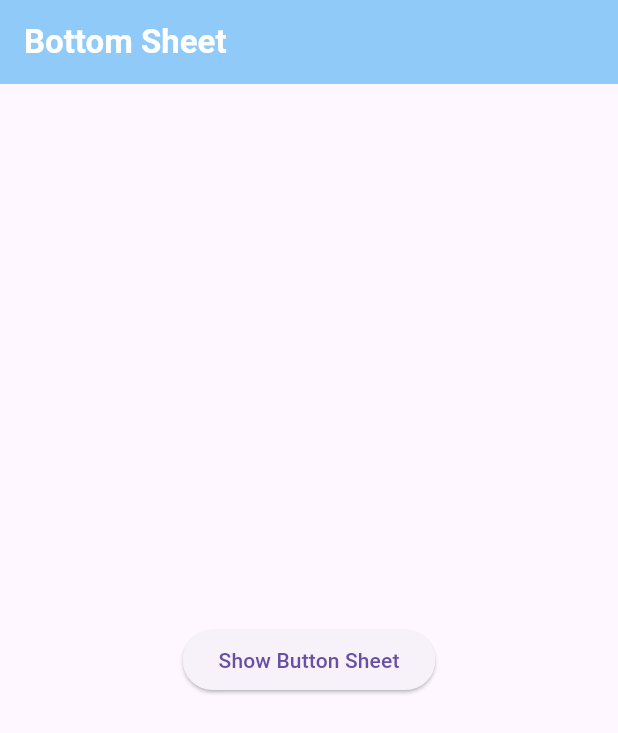
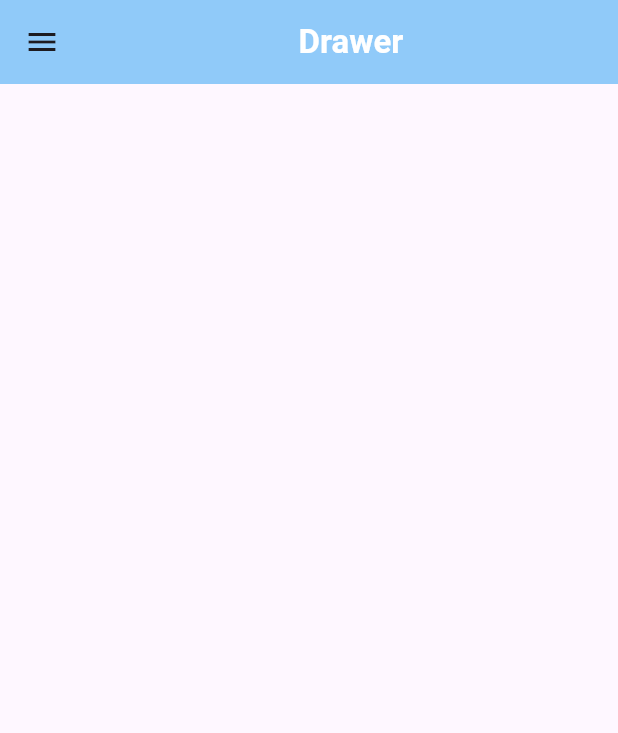
Before and after one commit to pendragonnn/learn-stateful-stateless-widget-flutter, a Flutter app: the screen it shows after launch, on a phone screen of 412 x 824 dp. Shown: the top 733 px of the screen. Run offline on Flutter 3.47's test engine with Material 3 defaults, Android fonts, the phone set to English and light mode, and no system bars.

Commit message:
add topic 9 - Drawer

```diff
--- a/lib/main.dart
+++ b/lib/main.dart
@@ -1,85 +1,176 @@
 import 'package:flutter/material.dart';
 
 void main() {
-  runApp(MyApp7());
+  runApp(MyApp8());
 }
 
-class MyApp7 extends StatelessWidget {
-  const MyApp7({super.key});
+class MyApp8 extends StatelessWidget {
+  const MyApp8({super.key});
 
   @override
   Widget build(BuildContext context) {
     return MaterialApp(
       debugShowCheckedModeBanner: false,
-      home: HomePage6(),
+      home: HomePage7(),
     );
   }
 }
 
-class HomePage6 extends StatelessWidget {
-  const HomePage6({super.key});
+class HomePage7 extends StatelessWidget {
+  const HomePage7({super.key});
 
   @override
   Widget build(BuildContext context) {
     return Scaffold(
       appBar: AppBar(
         backgroundColor: Colors.blue[200],
-        title: Text(
-          "Bottom Sheet",
+        title: Center(
+          child: Text(
+            "Drawer",
             style: TextStyle(color: Colors.white, fontWeight: FontWeight.bold),
           ),
         ),
-      body: Center(
-        child: Padding(
+      ),
+      // membuat drawer
+      drawer: Drawer(
+        child: Column(
+          crossAxisAlignment: CrossAxisAlignment.start,
+          children: [
+            Container(
+              // memindahkan teks ke pojok kiri bawah
+              alignment: Alignment.bottomLeft,
               padding: EdgeInsets.all(20),
-          child: ElevatedButton(
-              onPressed: () {
-                // membuat bottom sheet modal
-                showModalBottomSheet(
-                  barrierColor: Colors.grey[200],
-                  shape: RoundedRectangleBorder(
-                      borderRadius: BorderRadius.circular(15)),
-                  context: context,
-                  // membuat modal tidak tertutup ketika user menyentuh layar di luar modal
-                  isDismissible: false,
-                  builder: (context) => Container(
-                    height: 300,
+              // memberikan lebar widget agar tak terbatas
+              width: double.infinity,
+              height: 150,
+              color: Colors.blue[200],
+              child: Text(
+                "Dasboard Menu",
+                style: TextStyle(
+                  color: Colors.white,
+                  fontSize: 25,
+                  fontWeight: FontWeight.bold,
+                ),
+              ),
+            ),
+            // listView membutuhkan ukuran oleh sebab itu dibungkus dengan widget Expanded
+            // widget expanded mengisi sisa ukuran yang sudah diisi oleh container sebelumnya
+            Expanded(
               child: ListView(
+                // menghilangkan padding bawaan listView
+                padding: EdgeInsets.zero,
                 children: [
                   ListTile(
-                          onTap: () => print("Klik Photo"),
-                          leading: Icon(Icons.photo),
-                          title: Text("Photo"),
+                    leading: Icon(Icons.home),
+                    title: Text("Home"),
+                    // memberi icon di ujung pilihan menu
+                    // trailing: Icon(Icons.arrow_forward_ios),
+                    onTap: () {},
                   ),
                   ListTile(
-                          onTap: () => print("Klik Music"),
-                          leading: Icon(Icons.music_note),
-                          title: Text("Music"),
+                    leading: Icon(Icons.shopping_cart_checkout),
+                    title: Text("Produk"),
+                    // memberi icon di ujung pilihan menu
+                    // trailing: Icon(Icons.arrow_forward_ios),
+                    onTap: () {},
                   ),
                   ListTile(
-                          onTap: () => print("Klik Video"),
-                          leading: Icon(Icons.video_camera_back),
-                          title: Text("Video"),
+                    leading: Icon(Icons.home),
+                    title: Text("Home"),
+                    // memberi icon di ujung pilihan menu
+                    // trailing: Icon(Icons.arrow_forward_ios),
+                    onTap: () {},
                   ),
                   ListTile(
-                          onTap: () => print("Klik Share"),
-                          leading: Icon(Icons.share),
-                          title: Text("Share"),
+                    leading: Icon(Icons.home),
+                    title: Text("Home"),
+                    // memberi icon di ujung pilihan menu
+                    // trailing: Icon(Icons.arrow_forward_ios),
+                    onTap: () {},
                   ),
                   ListTile(
-                          // fungsi untuk menutup bottom sheet modal
-                          onTap: () => Navigator.pop(context),
-                          leading: Icon(Icons.cancel),
-                          title: Text("Cancel"),
+                    leading: Icon(Icons.shopping_cart_checkout),
+                    title: Text("Produk"),
+                    // memberi icon di ujung pilihan menu
+                    // trailing: Icon(Icons.arrow_forward_ios),
+                    onTap: () {},
+                  ),
+                  ListTile(
+                    leading: Icon(Icons.home),
+                    title: Text("Home"),
+                    // memberi icon di ujung pilihan menu
+                    // trailing: Icon(Icons.arrow_forward_ios),
+                    onTap: () {},
+                  ),
+                  ListTile(
+                    leading: Icon(Icons.home),
+                    title: Text("Home"),
+                    // memberi icon di ujung pilihan menu
+                    // trailing: Icon(Icons.arrow_forward_ios),
+                    onTap: () {},
+                  ),
+                  ListTile(
+                    leading: Icon(Icons.shopping_cart_checkout),
+                    title: Text("Produk"),
+                    // memberi icon di ujung pilihan menu
+                    // trailing: Icon(Icons.arrow_forward_ios),
+                    onTap: () {},
+                  ),
+                  ListTile(
+                    leading: Icon(Icons.home),
+                    title: Text("Home"),
+                    // memberi icon di ujung pilihan menu
+                    // trailing: Icon(Icons.arrow_forward_ios),
+                    onTap: () {},
+                  ),
+                  ListTile(
+                    leading: Icon(Icons.home),
+                    title: Text("Home"),
+                    // memberi icon di ujung pilihan menu
+                    // trailing: Icon(Icons.arrow_forward_ios),
+                    onTap: () {},
+                  ),
+                  ListTile(
+                    leading: Icon(Icons.shopping_cart_checkout),
+                    title: Text("Produk"),
+                    // memberi icon di ujung pilihan menu
+                    // trailing: Icon(Icons.arrow_forward_ios),
+                    onTap: () {},
+                  ),
+                  ListTile(
+                    leading: Icon(Icons.home),
+                    title: Text("Home"),
+                    // memberi icon di ujung pilihan menu
+                    // trailing: Icon(Icons.arrow_forward_ios),
+                    onTap: () {},
+                  ),
+                  ListTile(
+                    leading: Icon(Icons.home),
+                    title: Text("Home"),
+                    // memberi icon di ujung pilihan menu
+                    // trailing: Icon(Icons.arrow_forward_ios),
+                    onTap: () {},
+                  ),
+                  ListTile(
+                    leading: Icon(Icons.shopping_cart_checkout),
+                    title: Text("Produk"),
+                    // memberi icon di ujung pilihan menu
+                    // trailing: Icon(Icons.arrow_forward_ios),
+                    onTap: () {},
+                  ),
+                  ListTile(
+                    leading: Icon(Icons.home),
+                    title: Text("Home"),
+                    // memberi icon di ujung pilihan menu
+                    // trailing: Icon(Icons.arrow_forward_ios),
+                    onTap: () {},
+                  ),
+                ],
+              ),
             ),
           ],
         ),
       ),
     );
-              },
-              child: Text("Show Button Sheet")),
-        ),
-      ),
-    );
   }
 }
```
Also changed, not shown: lib/BottomSheetWidget.dart (added, +85 -0 lines). Lines whose indentation alone changed are shown as unchanged.
